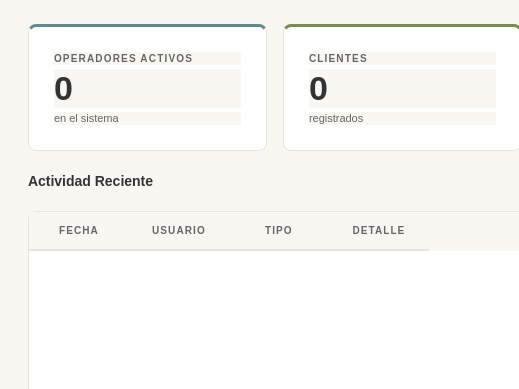
Old version of the form src/vista/ui/vistadashboardadmin.ui in the repository laraanton/InSo; both pictures show x 0 to 519 and y 0 to 389 of the 1060 by 740 pixel window.
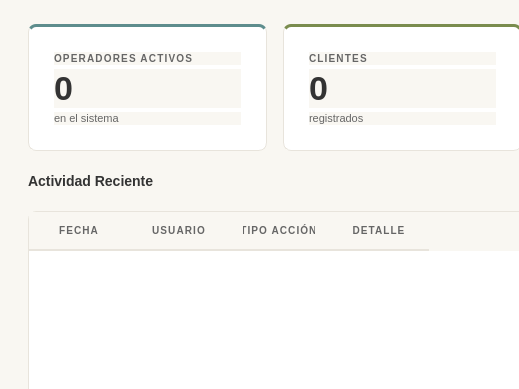
New version of the form.

Commit message:
Adjust QTableWidget for dynamic column widths
Removed fixed width from QTableWidget columns to allow dynamic resizing based on Python configuration.

Patch:
```diff
--- a/src/vista/ui/vistadashboardadmin.ui
+++ b/src/vista/ui/vistadashboardadmin.ui
@@ -209,7 +209,7 @@
      <property name="columnCount"><number>4</number></property>
      <column><property name="text"><string>FECHA</string></property></column>
      <column><property name="text"><string>USUARIO</string></property></column>
-     <column><property name="text"><string>TIPO</string></property></column>
+     <column><property name="text"><string>TIPO ACCIÓN</string></property></column>
      <column><property name="text"><string>DETALLE</string></property></column>
     </widget>
    </item>
```
Left out of the diff: 16 changed lines with no effect on the pictures.
